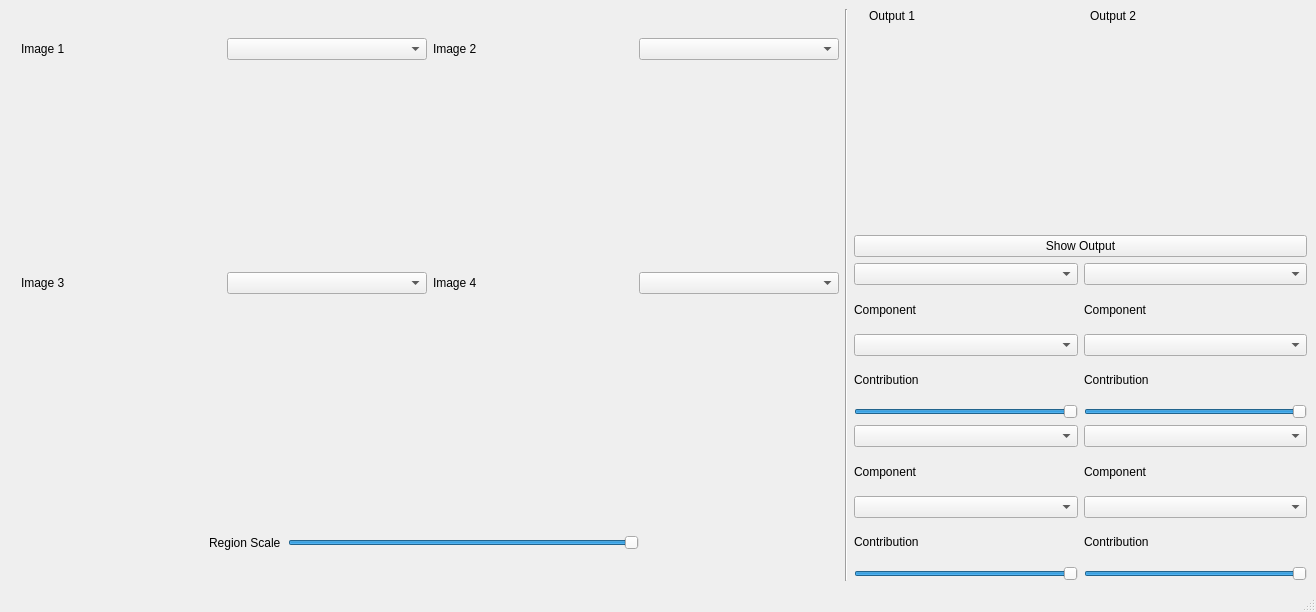
Old version of the form views/mainwindow.ui in the repository ossama971/fourier-transform-mixer.
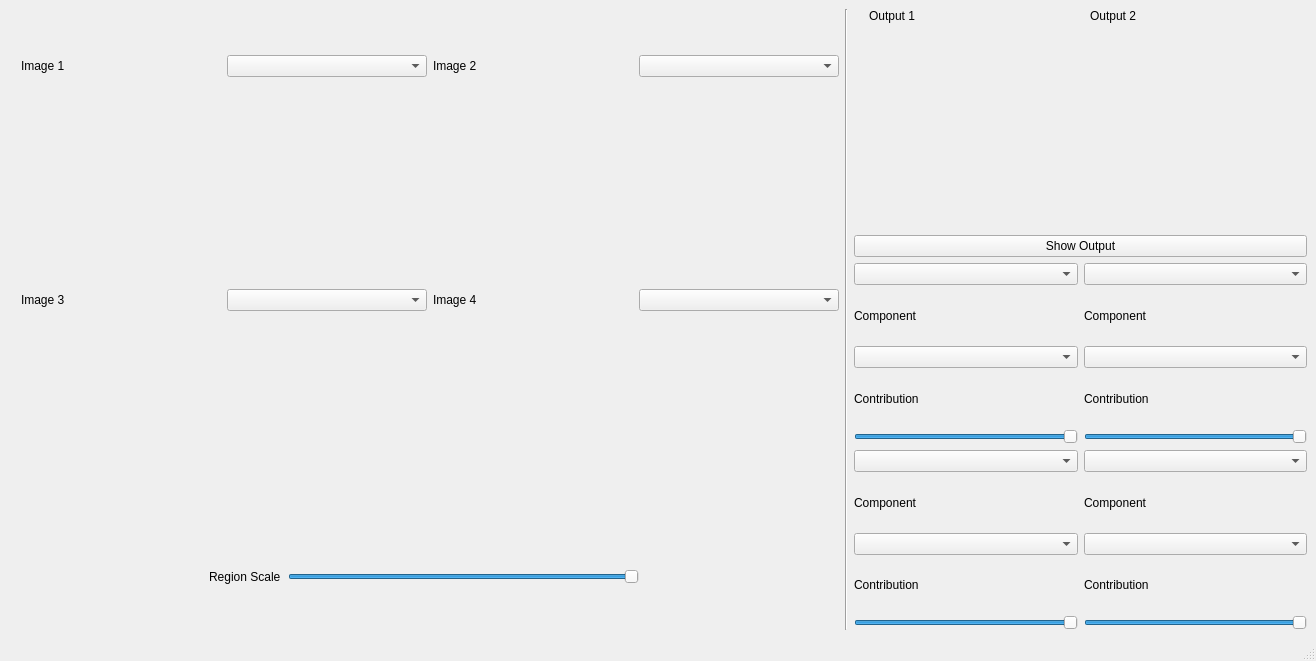
New version of the form. Custom widgets are drawn as their Qt base class.

```diff
--- a/views/mainwindow.ui
+++ b/views/mainwindow.ui
@@ -7,7 +7,7 @@
     <x>0</x>
     <y>0</y>
     <width>1316</width>
-    <height>612</height>
+    <height>661</height>
    </rect>
   </property>
   <property name="windowTitle">
@@ -288,8 +288,14 @@
             <height>16777215</height>
            </size>
           </property>
+          <property name="maximum">
+           <number>100</number>
+          </property>
+          <property name="singleStep">
+           <number>2</number>
+          </property>
           <property name="value">
-           <number>99</number>
+           <number>100</number>
           </property>
           <property name="orientation">
            <enum>Qt::Horizontal</enum>
```
Left out of the diff: 2 changed lines with no effect on the pictures.
